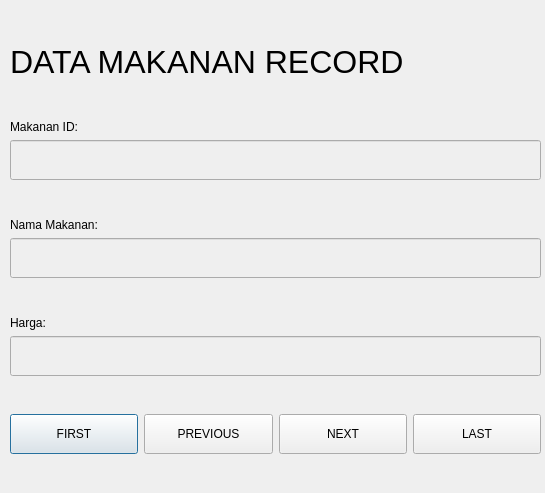
The window that src/ui/makananRecord.ui (zanra2401/UAS_PEMDES) describes before a commit, drawn with Qt 5.
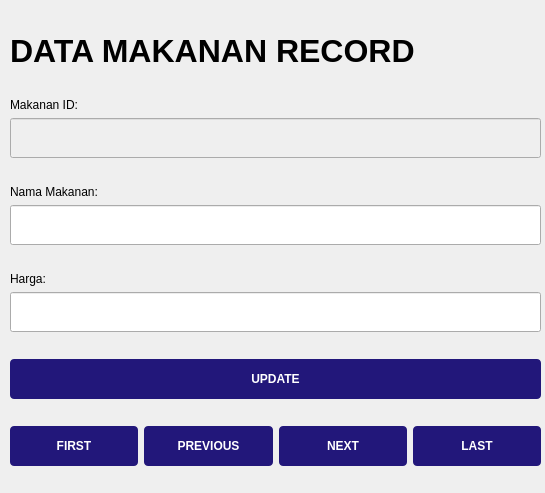
The same window after the commit.

```diff
--- a/src/ui/makananRecord.ui
+++ b/src/ui/makananRecord.ui
@@ -43,6 +43,8 @@
       <property name="font">
        <font>
         <pointsize>24</pointsize>
+        <weight>75</weight>
+        <bold>true</bold>
        </font>
       </property>
       <property name="text">
@@ -108,7 +110,7 @@
       <item>
        <widget class="QLineEdit" name="NAMA">
         <property name="enabled">
-         <bool>false</bool>
+         <bool>true</bool>
         </property>
         <property name="sizePolicy">
          <sizepolicy hsizetype="Expanding" vsizetype="Fixed">
@@ -144,7 +146,7 @@
       <item>
        <widget class="QLineEdit" name="HARGA">
         <property name="enabled">
-         <bool>false</bool>
+         <bool>true</bool>
         </property>
         <property name="sizePolicy">
          <sizepolicy hsizetype="Expanding" vsizetype="Fixed">
@@ -162,6 +164,28 @@
       </item>
      </layout>
     </item>
+    <item>
+     <widget class="QPushButton" name="UPDATE">
+      <property name="minimumSize">
+       <size>
+        <width>0</width>
+        <height>40</height>
+       </size>
+      </property>
+      <property name="styleSheet">
+       <string notr="true">background: #22177A;
+color: white;
+font-weight: bold;
+border: none;
+padding-left: 20px;
+padding-right: 20px;
+border-radius: 4px;</string>
+      </property>
+      <property name="text">
+       <string>UPDATE</string>
+      </property>
+     </widget>
+    </item>
     <item>
      <layout class="QHBoxLayout" name="horizontalLayout_2">
       <item>
@@ -178,6 +202,15 @@
           <height>40</height>
          </size>
         </property>
+        <property name="styleSheet">
+         <string notr="true">background: #22177A;
+color: white;
+font-weight: bold;
+border: none;
+padding-left: 20px;
+padding-right: 20px;
+border-radius: 4px;</string>
+        </property>
         <property name="text">
          <string>FIRST</string>
         </property>
@@ -197,6 +230,15 @@
           <height>40</height>
          </size>
         </property>
+        <property name="styleSheet">
+         <string notr="true">background: #22177A;
+color: white;
+font-weight: bold;
+border: none;
+padding-left: 20px;
+padding-right: 20px;
+border-radius: 4px;</string>
+        </property>
         <property name="text">
          <string>PREVIOUS</string>
         </property>
@@ -216,6 +258,15 @@
           <height>40</height>
          </size>
         </property>
+        <property name="styleSheet">
+         <string notr="true">background: #22177A;
+color: white;
+font-weight: bold;
+border: none;
+padding-left: 20px;
+padding-right: 20px;
+border-radius: 4px;</string>
+        </property>
         <property name="text">
          <string>NEXT</string>
         </property>
@@ -235,6 +286,15 @@
           <height>40</height>
          </size>
         </property>
+        <property name="styleSheet">
+         <string notr="true">background: #22177A;
+color: white;
+font-weight: bold;
+border: none;
+padding-left: 20px;
+padding-right: 20px;
+border-radius: 4px;</string>
+        </property>
         <property name="text">
          <string>LAST</string>
         </property>
```
